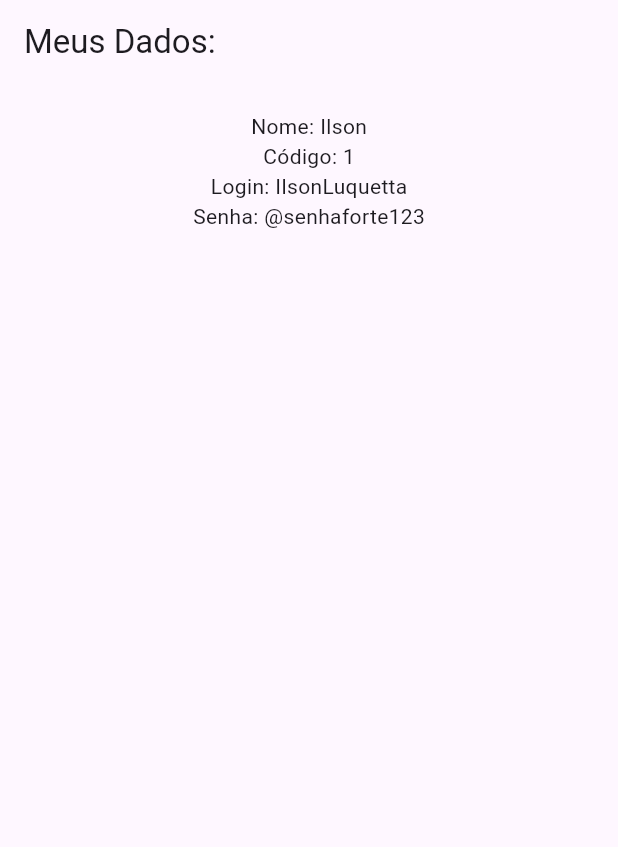
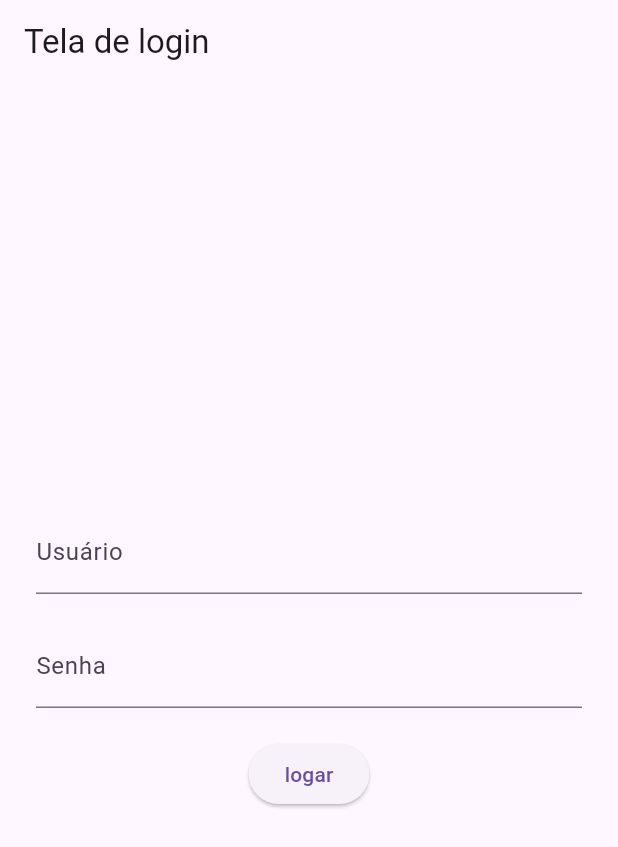
Before and after one commit to ilsonluquetta/MimPedir, a Flutter app: the screen it shows after launch, on a phone screen of 412 x 824 dp. Shown: the top 847 px of the screen. Run offline on Flutter 3.47's test engine with Material 3 defaults, Android fonts, the phone set to English and light mode, and no system bars.

Commit message:
Adicionado 2 item uma tela home e outra tela login! E uma alteração no main.

```diff
--- a/lib/main.dart
+++ b/lib/main.dart
@@ -1,5 +1,6 @@
 import 'package:flutter/material.dart';
-import 'usuario.dart';
+import 'tela_login.dart';
+
 
 void main() {
   runApp(const MyApp());
@@ -12,31 +13,11 @@ class MyApp extends StatelessWidget {
   @override
   Widget build(BuildContext context) {
 
-    Usuario u = Usuario(
-      codigo: 1,
-      login: "IlsonLuquetta",
-      nome: "Ilson",
-      senha: "@senhaforte123"
-    );
+
 
     return MaterialApp(
-          home: Scaffold(
-            appBar: AppBar(
-               title: const Text("Meus Dados: "),
-          ),
-            body: Center(
-              child: Padding(padding: const EdgeInsets.all(18.0),
-                child: Column(
-                  children:[
-                    Text("Nome: ${u.nome}"),
-                    Text("Código: ${u.codigo}"),
-                    Text("Login: ${u.login}"),
-                    Text("Senha: ${u.senha}")
-                  ],
-                )
-              ),
-            )
-    ),
+      debugShowCheckedModeBanner: false,
+      home: telalogin(),
     );
   }
 }
--- /dev/null
+++ b/lib/tela_home.dart
@@ -0,0 +1,14 @@
+import 'package:flutter/material.dart';
+    class telahome extends StatelessWidget {
+      telahome({super.key});
+
+      @override
+      Widget build(BuildContext context) {
+        return Scaffold(
+            appBar: AppBar(title: const Text("Seja bem vindo Usuário: ")),
+            body: const Center(
+        child: Text("Tela de Home")
+        ),
+        );
+      }
+    }
--- /dev/null
+++ b/lib/tela_login.dart
@@ -0,0 +1,55 @@
+import 'tela_home.dart';
+import 'package:flutter/material.dart';
+import 'usuario.dart';
+
+class telalogin extends StatelessWidget{
+  telalogin({super.key});
+
+  Usuario u = Usuario(
+    nome: 'admin',
+    login: "admin",
+    senha: '@senhaforte123',
+    codigo: 1
+  );
+
+  final TextEditingController usuarioController = TextEditingController();
+  final TextEditingController senhaController = TextEditingController();
+
+  @override
+  Widget build(BuildContext context){
+    return Scaffold(
+      appBar: AppBar(title: const Text("Tela de login")),
+      body: Padding(padding: const EdgeInsets.all(24.0),
+        child: Column(
+          mainAxisAlignment: MainAxisAlignment.center,
+          children: [
+            TextField(
+              decoration: const InputDecoration(labelText: 'Usuário'),
+            ),
+            const SizedBox(height: 20),
+            TextField(
+              decoration: const InputDecoration(labelText: 'Senha'),
+              obscureText: true,
+              controller: senhaController,
+            ),
+            SizedBox(height: 20),
+            ElevatedButton(onPressed: (){
+              if(u.login == usuarioController.text && u.senha == senhaController.text){
+                Navigator.push(context,
+                  MaterialPageRoute(builder: (context) => telahome())
+                );
+              }else {
+                ScaffoldMessenger.of(context).showSnackBar(
+                    SnackBar(content: Text("Usuário ou senha inválidos!!"))
+                );
+              }
+              ScaffoldMessenger.of(context).showSnackBar(
+                 SnackBar(content: Text("Usuário: ${usuarioController.text} Senha: ${senhaController.text}"))
+              );
+            }, child: const Text('logar'))
+          ],
+        ),
+      )
+    );
+  }
+}
```
